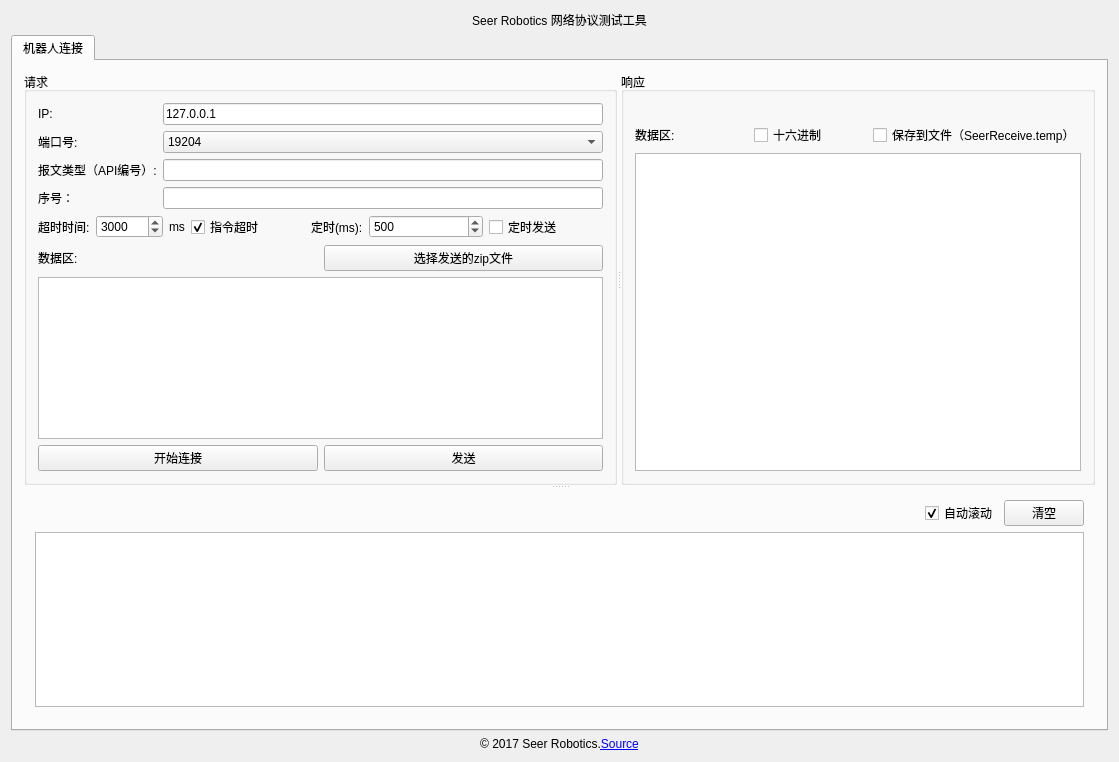
The window that SCTcpToolWidget.ui (seer-robotics/SeerTCPTest) describes before a commit, drawn with Qt 5.
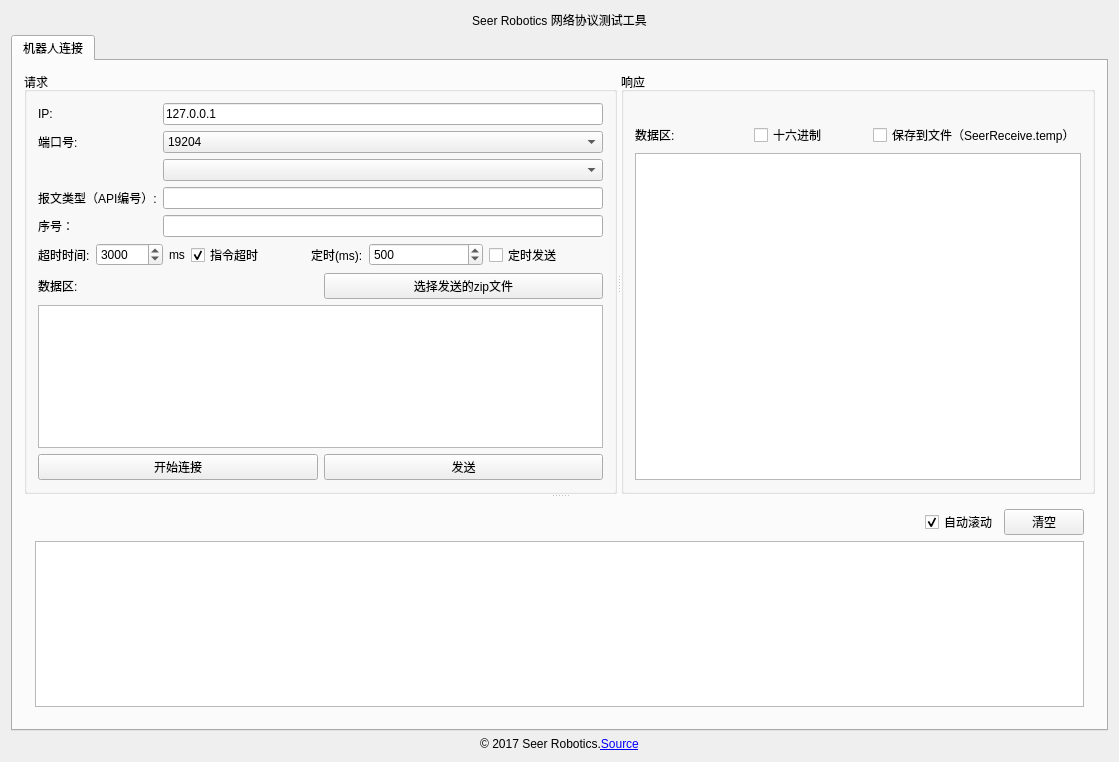
The same window after the commit.

```diff
--- a/SCTcpToolWidget.ui
+++ b/SCTcpToolWidget.ui
@@ -133,26 +133,29 @@
                 </item>
                </widget>
               </item>
-              <item row="2" column="0">
+              <item row="3" column="0">
                <widget class="QLabel" name="label_9">
                 <property name="text">
                  <string>报文类型（API编号）:</string>
                 </property>
                </widget>
               </item>
-              <item row="2" column="1">
+              <item row="3" column="1">
                <widget class="QLineEdit" name="lineEdit_sendCommand"/>
               </item>
-              <item row="3" column="0">
+              <item row="4" column="0">
                <widget class="QLabel" name="label_4">
                 <property name="text">
                  <string>序号：</string>
                 </property>
                </widget>
               </item>
-              <item row="3" column="1">
+              <item row="4" column="1">
                <widget class="QLineEdit" name="lineEdit_number"/>
               </item>
+              <item row="2" column="1">
+               <widget class="QComboBox" name="comboBox_allReq"/>
+              </item>
              </layout>
             </item>
             <item>
```
